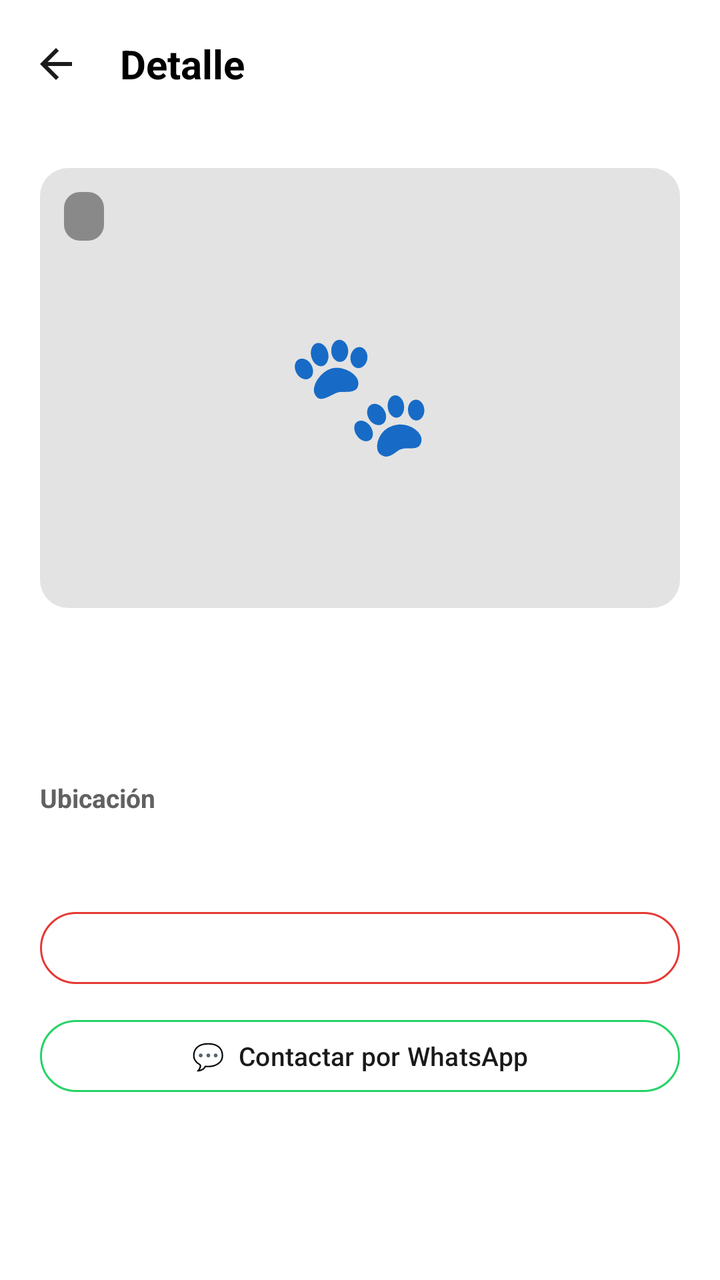
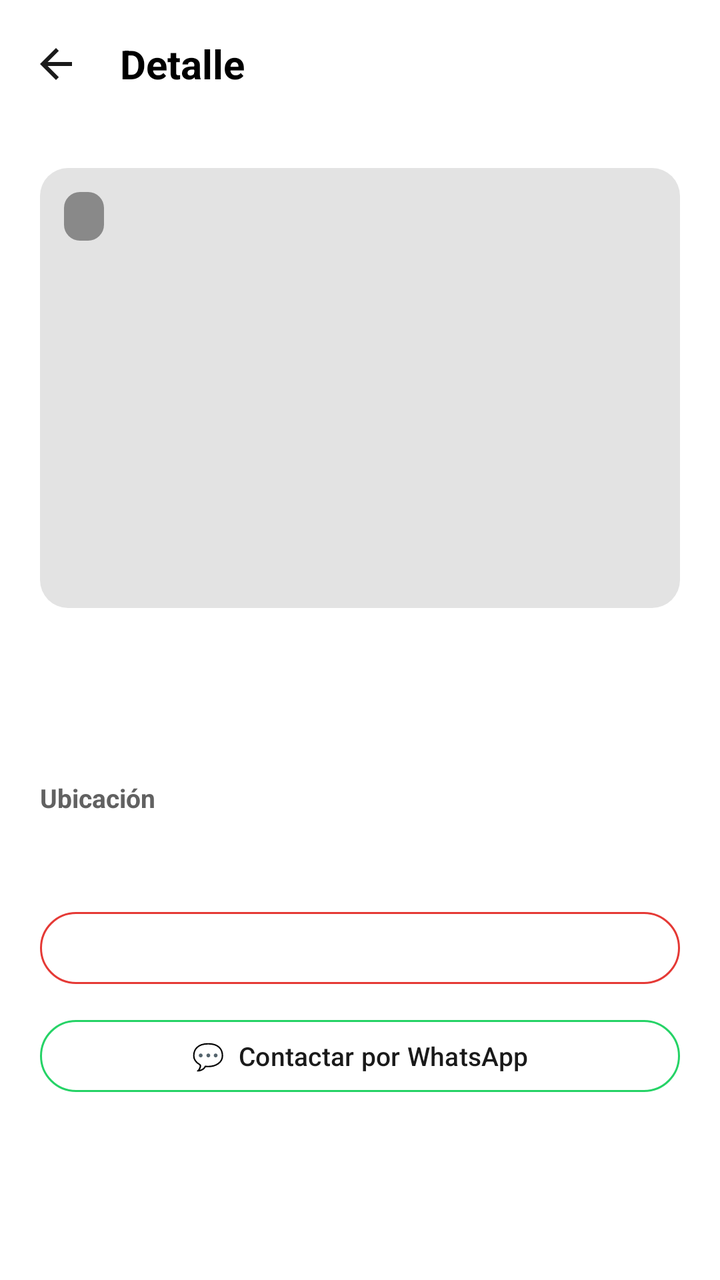

Two renders of the same Android screen: before a commit and after it. Below are the layout's source before the change and the commit's diff.
<!-- AndroidManifest.xml: application theme Theme.PracticaFinal -->
<!-- res/layout/activity_detalle_adopcion.xml -->
<?xml version="1.0" encoding="utf-8"?>
<androidx.constraintlayout.widget.ConstraintLayout xmlns:android="http://schemas.android.com/apk/res/android"
    xmlns:app="http://schemas.android.com/apk/res-auto"
    xmlns:tools="http://schemas.android.com/tools"
    android:layout_width="match_parent"
    android:layout_height="match_parent"
    android:background="#FFFFFF"
    tools:context=".DetalleAdopcionActivity">

    
    <com.google.android.material.appbar.MaterialToolbar
        android:id="@+id/toolbar"
        android:layout_width="0dp"
        android:layout_height="?attr/actionBarSize"
        android:background="#FFFFFF"
        app:elevation="2dp"
        app:layout_constraintEnd_toEndOf="parent"
        app:layout_constraintStart_toStartOf="parent"
        app:layout_constraintTop_toTopOf="parent"
        app:navigationIcon="@drawable/ic_arrow_back"
        app:title="Detalle"
        app:titleTextAppearance="@style/TextAppearance.AdopcionesTitle" />

    <ScrollView
        android:layout_width="0dp"
        android:layout_height="0dp"
        android:clipToPadding="false"
        app:layout_constraintBottom_toBottomOf="parent"
        app:layout_constraintEnd_toEndOf="parent"
        app:layout_constraintStart_toStartOf="parent"
        app:layout_constraintTop_toBottomOf="@id/toolbar">

        <LinearLayout
            android:layout_width="match_parent"
            android:layout_height="wrap_content"
            android:orientation="vertical"
            android:padding="20dp">

            
            <FrameLayout
                android:layout_width="match_parent"
                android:layout_height="220dp">

                <ImageView
                    android:id="@+id/img_foto"
                    android:layout_width="match_parent"
                    android:layout_height="match_parent"
                    android:background="@drawable/bg_card_image"
                    android:scaleType="centerCrop" />

                <TextView
                    android:id="@+id/tv_placeholder"
                    android:layout_width="wrap_content"
                    android:layout_height="wrap_content"
                    android:layout_gravity="center"
                    android:text="🐾"
                    android:textSize="60sp" />

                <TextView
                    android:id="@+id/tv_especie_detalle"
                    android:layout_width="wrap_content"
                    android:layout_height="wrap_content"
                    android:layout_gravity="top|start"
                    android:layout_margin="12dp"
                    android:background="@drawable/bg_species_tag"
                    android:paddingStart="10dp"
                    android:paddingTop="4dp"
                    android:paddingEnd="10dp"
                    android:paddingBottom="4dp"
                    android:textColor="#FFFFFF"
                    android:textSize="12sp"
                    android:textStyle="bold" />
            </FrameLayout>

            
            <TextView
                android:id="@+id/tv_nombre"
                android:layout_width="wrap_content"
                android:layout_height="wrap_content"
                android:layout_marginTop="16dp"
                android:textColor="#1A1A1A"
                android:textSize="20sp"
                android:textStyle="bold" />

            
            <TextView
                android:id="@+id/tv_descripcion"
                android:layout_width="match_parent"
                android:layout_height="wrap_content"
                android:layout_marginTop="8dp"
                android:textColor="#616161"
                android:textSize="14sp" />

            
            <TextView
                android:layout_width="wrap_content"
                android:layout_height="wrap_content"
                android:layout_marginTop="16dp"
                android:text="Ubicación"
                android:textColor="#616161"
                android:textSize="13sp"
                android:textStyle="bold" />

            <TextView
                android:id="@+id/tv_ubicacion"
                android:layout_width="wrap_content"
                android:layout_height="wrap_content"
                android:layout_marginTop="8dp"
                android:textColor="#1E88E5"
                android:textSize="12sp"
                android:textStyle="bold" />

            
            <com.google.android.material.button.MaterialButton
                android:id="@+id/btn_favorito"
                style="@style/Widget.Material3.Button.OutlinedButton"
                android:layout_width="match_parent"
                android:layout_height="44dp"
                android:layout_marginTop="20dp"
                android:textColor="#1A1A1A"
                android:textSize="13sp"
                app:strokeColor="#E53935" />

            
            <com.google.android.material.button.MaterialButton
                android:id="@+id/btn_whatsapp"
                style="@style/Widget.Material3.Button.OutlinedButton"
                android:layout_width="match_parent"
                android:layout_height="44dp"
                android:layout_marginTop="10dp"
                android:text="💬  Contactar por WhatsApp"
                android:textColor="#1A1A1A"
                android:textSize="13sp"
                app:strokeColor="#25D366" />

        </LinearLayout>
    </ScrollView>

</androidx.constraintlayout.widget.ConstraintLayout>
<!-- resources referenced by this layout -->
<resources>
  <!-- drawable bg_card_image (drawable) -->
  <?xml version="1.0" encoding="utf-8"?>
  <shape xmlns:android="http://schemas.android.com/apk/res/android">
      <solid android:color="#E3E3E3" />
      <corners android:radius="14dp" />
  </shape>
  <!-- drawable bg_species_tag (drawable) -->
  <?xml version="1.0" encoding="utf-8"?>
  <shape xmlns:android="http://schemas.android.com/apk/res/android">
      <solid android:color="#66000000" />
      <corners android:radius="8dp" />
  </shape>
  <!-- drawable ic_arrow_back (drawable) -->
  <?xml version="1.0" encoding="utf-8"?>
  <vector xmlns:android="http://schemas.android.com/apk/res/android"
      android:width="24dp"
      android:height="24dp"
      android:viewportWidth="24"
      android:viewportHeight="24">
      <path
          android:fillColor="#FF1A1A1A"
          android:pathData="M20,11H7.83l5.59,-5.59L12,4l-8,8 8,8 1.41,-1.41L7.83,13H20v-2z" />
  </vector>
  <style name="TextAppearance.AdopcionesTitle" parent="TextAppearance.Material3.TitleLarge">
          <item name="android:textStyle">bold</item>
          <item name="android:textColor">@android:color/black</item>
          <item name="android:textSize">20sp</item>
      </style>
  <style name="Theme.PracticaFinal" parent="Base.Theme.PracticaFinal" />
  <style name="Base.Theme.PracticaFinal" parent="Theme.Material3.DayNight.NoActionBar">
          
          
      </style>
</resources>

<!-- the commit's change to res/layout/activity_detalle_adopcion.xml (unified diff, before → after) -->
@@ -53,7 +53,6 @@
                     android:layout_width="wrap_content"
                     android:layout_height="wrap_content"
                     android:layout_gravity="center"
-                    android:text="🐾"
                     android:textSize="60sp" />
 
                 <TextView
